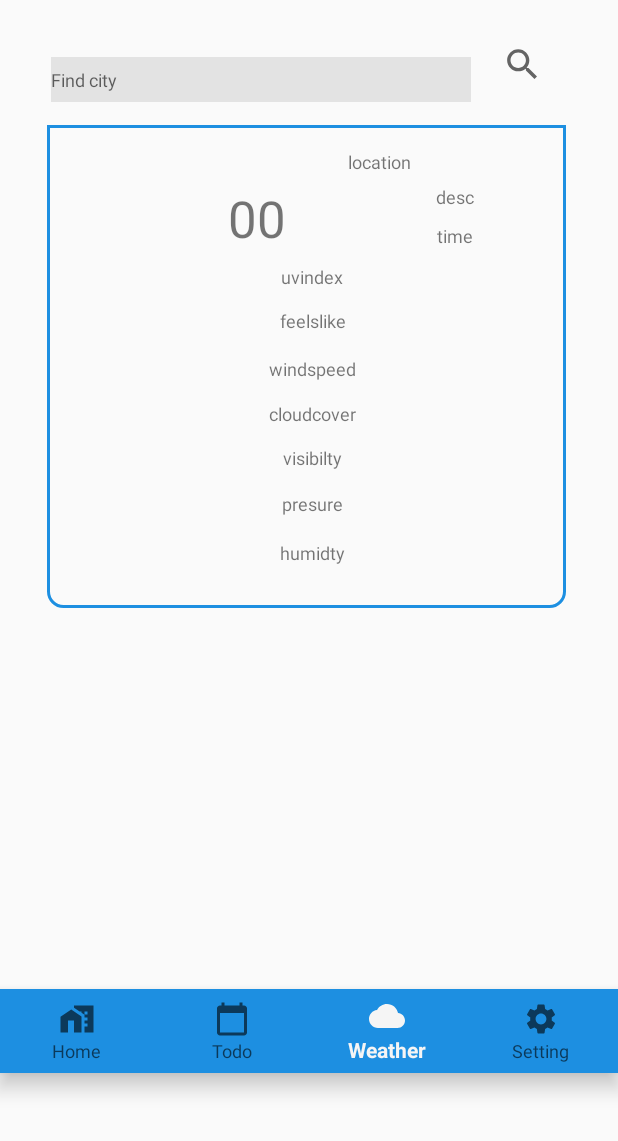
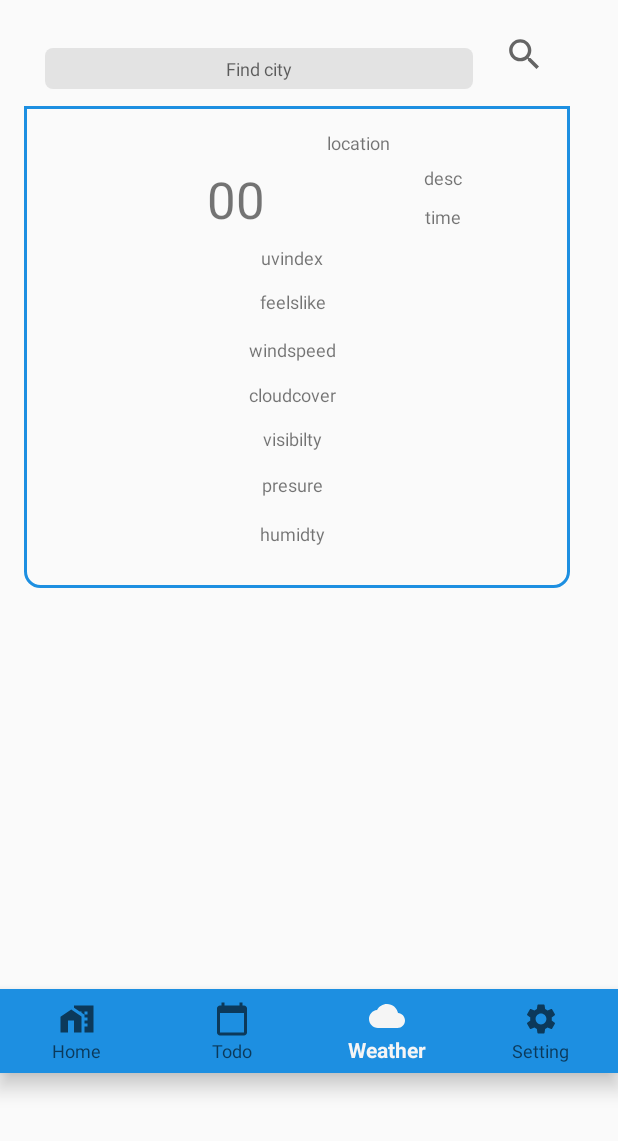
Before and after one commit to Alstonargodi/Plan, an Android app: the fragment_Weather screen opened through its navigation route, on a phone screen of 412 x 824 dp, the part 48-1189 px from its top. Run offline under Robolectric (Android 15) with nearby library versions, the phone set to English and light mode, and no system bars; our stand-ins replace Room's generated code, navigation-ui; 3 statements that could not run were skipped.

Commit message:
weatherapi

```diff
--- a/app/src/main/java/com/example/wetterbericht/fragment/fragment_Weather.kt
+++ b/app/src/main/java/com/example/wetterbericht/fragment/fragment_Weather.kt
@@ -5,7 +5,15 @@ import androidx.fragment.app.Fragment
 import android.view.LayoutInflater
 import android.view.View
 import android.view.ViewGroup
+import androidx.lifecycle.Observer
+import androidx.lifecycle.ViewModelProvider
 import com.example.wetterbericht.R
+import com.example.wetterbericht.repo.api.mainrepo
+import com.example.wetterbericht.viewmodel.api.Mainviewmodel
+import com.example.wetterbericht.viewmodel.api.Vmfactory
+import com.example.wetterbericht.viewmodel.room.Cuacaviewmodel
+import kotlinx.android.synthetic.main.fragment_weather.*
+import kotlinx.android.synthetic.main.fragment_weather.view.*
 
 // TODO: Rename parameter arguments, choose names that match
 
@@ -15,13 +23,40 @@ import com.example.wetterbericht.R
  * create an instance of this fragment.
  */
 class fragment_Weather : Fragment() {
+    lateinit var mapiviewmodel : Mainviewmodel
+    lateinit var mroomviewmodel : Cuacaviewmodel
 
     //todo add weather hisorty
     override fun onCreateView(inflater: LayoutInflater, container: ViewGroup?, savedInstanceState: Bundle?): View? {
         // Inflate the layout for this fragment
+
+        //get from api
+        val repo = mainrepo()
+        val vmfactory = Vmfactory(repo)
+        mapiviewmodel = ViewModelProvider(this,vmfactory).get(Mainviewmodel::class.java) //set
+
+        //set room
+        mroomviewmodel = ViewModelProvider(this).get(Cuacaviewmodel::class.java)
+
         val view =  inflater.inflate(R.layout.fragment_weather, container, false)
-
+        view.btn_find.setOnClickListener {
+            findweather()
+        }
         return view
     }
 
+    private fun findweather(){
+        val cari = et_carikan.text.toString()
+        mapiviewmodel.getdata(cari)
+        mapiviewmodel.datarespon.observe(viewLifecycleOwner, Observer { response ->
+            tv_d_location.setText(response.body()?.location?.name.toString())
+            tv_d_temp.setText(response.body()?.current?.temperature.toString())
+            tv_d_desc.setText(response.body()?.current?.weatherDescriptions.toString())
+            tv_d_time.setText(response.body()?.location?.localtime.toString())
+            tv_d_uvindex.setText("UV index :" + response.body()?.current?.uvIndex.toString())
+            tv_d_feelslike.setText(response.body()?.current?.feelslike.toString())
+            tv_d_wind.setText(response.body()?.current?.windSpeed.toString())
+        })
+    }
+
 }
--- a/app/src/main/java/com/example/wetterbericht/model/api/Getapi.kt
+++ b/app/src/main/java/com/example/wetterbericht/model/api/Getapi.kt
@@ -14,7 +14,7 @@ import retrofit2.http.Query
 interface Getapi {
 
     @GET("current")
-    fun getdata(
+    suspend fun getdata(
         @Query("query") location: Any,
         @Query("access_key") api_key : String = apikey
     ): Response<Weather>
--- a/app/src/main/java/com/example/wetterbericht/model/dao/todoDao.kt
+++ b/app/src/main/java/com/example/wetterbericht/model/dao/todoDao.kt
@@ -15,4 +15,8 @@ abstract class todoDao {
 
     @Delete
     abstract fun deletedata(todo: todo)
+
+    @Update
+    abstract fun updatedata(todo: todo)
+
 }
--- a/app/src/main/java/com/example/wetterbericht/model/room/todo.kt
+++ b/app/src/main/java/com/example/wetterbericht/model/room/todo.kt
@@ -1,9 +1,12 @@
 package com.example.wetterbericht.model.room
 
+import android.os.Parcelable
 import androidx.room.Entity
 import androidx.room.PrimaryKey
+import kotlinx.android.parcel.Parcelize
 import java.util.*
 
+@Parcelize
 @Entity(tableName = "tabeltodo")
 data class todo(
     @PrimaryKey(autoGenerate = true)
@@ -12,4 +15,4 @@ data class todo(
     val desc : String,
     val deadline: String,
     val status : String,
-)
+): Parcelable
--- a/app/src/main/res/layout/fragment_weather.xml
+++ b/app/src/main/res/layout/fragment_weather.xml
@@ -8,15 +8,15 @@
 
     <androidx.constraintlayout.widget.ConstraintLayout
         android:id="@+id/constraintLayout3"
-        android:layout_width="346dp"
-        android:layout_height="322dp"
+        android:layout_width="364dp"
+        android:layout_height="321dp"
         android:background="@drawable/cornerstroke"
         app:layout_constraintBottom_toBottomOf="parent"
         app:layout_constraintEnd_toStartOf="@+id/guideline4"
-        app:layout_constraintHorizontal_bias="0.85"
+        app:layout_constraintHorizontal_bias="1.0"
         app:layout_constraintStart_toStartOf="@+id/guideline2"
         app:layout_constraintTop_toTopOf="@+id/guideline3"
-        app:layout_constraintVertical_bias="0.247">
+        app:layout_constraintVertical_bias="0.209">
 
         <ImageView
             android:id="@+id/img_icon"
@@ -212,20 +212,21 @@
         app:layout_constraintGuide_begin="0dp" />
 
     <EditText
-        android:id="@+id/textView10"
-        android:layout_width="280dp"
-        android:layout_height="30dp"
-        android:layout_marginStart="20dp"
+        android:id="@+id/et_carikan"
+        android:layout_width="285dp"
+        android:layout_height="27dp"
+        android:layout_marginStart="16dp"
         android:layout_marginTop="32dp"
-        android:background="@color/white"
+        android:background="@drawable/corner05"
         android:backgroundTint="#E3E3E3"
+        android:gravity="center"
         android:hint="Find city"
         android:textColor="#FFFFFF"
         android:textSize="12sp"
         app:layout_constraintBottom_toTopOf="@+id/constraintLayout3"
         app:layout_constraintStart_toStartOf="@+id/guideline2"
         app:layout_constraintTop_toTopOf="@+id/guideline3"
-        app:layout_constraintVertical_bias="0.275" />
+        app:layout_constraintVertical_bias="0.0" />
 
     <ImageView
         android:id="@+id/btn_find"
@@ -235,7 +236,7 @@
         app:layout_constraintBottom_toTopOf="@+id/constraintLayout3"
         app:layout_constraintEnd_toEndOf="parent"
         app:layout_constraintHorizontal_bias="0.297"
-        app:layout_constraintStart_toEndOf="@+id/textView10"
+        app:layout_constraintStart_toEndOf="@+id/et_carikan"
         app:layout_constraintTop_toTopOf="@+id/guideline3"
         app:layout_constraintVertical_bias="0.522" />
 
--- a/app/src/main/res/navigation/nav_map.xml
+++ b/app/src/main/res/navigation/nav_map.xml
@@ -55,5 +55,12 @@
         android:id="@+id/updatefragment"
         android:name="com.example.wetterbericht.fragment.util.updatefragment"
         android:label="fragment_update"
-        tools:layout="@layout/fragment_update" />
+        tools:layout="@layout/fragment_update" >
+        <argument
+            android:name="data"
+            app:argType="com.example.wetterbericht.model.room.todo" />
+        <action
+            android:id="@+id/action_updatefragment_to_fragment_todo"
+            app:destination="@id/fragment_todo" />
+    </fragment>
 </navigation>
--- a/build.gradle
+++ b/build.gradle
@@ -1,5 +1,6 @@
 // Top-level build file where you can add configuration options common to all sub-projects/modules.
 buildscript {
+    def nav_version = "2.3.1"
     repositories {
         google()
         mavenCentral()
@@ -8,7 +9,7 @@ buildscript {
         classpath "com.android.tools.build:gradle:7.0.0"
         classpath "org.jetbrains.kotlin:kotlin-gradle-plugin:1.5.21"
 
-        classpath "androidx.navigation:navigation-safe-args-gradle-plugin:2.3.0-rc01"
+        classpath "androidx.navigation:navigation-safe-args-gradle-plugin:$nav_version"
         // NOTE: Do not place your application dependencies here; they belong
         // in the individual module build.gradle files
     }
```
Also changed, not shown: app/build.gradle (+16 -15 lines), app/src/main/AndroidManifest.xml (+2 -5 lines), app/src/main/java/com/example/wetterbericht/repo/room/todoRepo.kt (+8 -0 lines), app/src/main/java/com/example/wetterbericht/viewmodel/room/todoviewmodel.kt (+12 -0 lines), app/src/main/res/layout/fragment_home.xml (+4 -4 lines), app/src/main/res/layout/fragment_todo.xml (+6 -6 lines).
